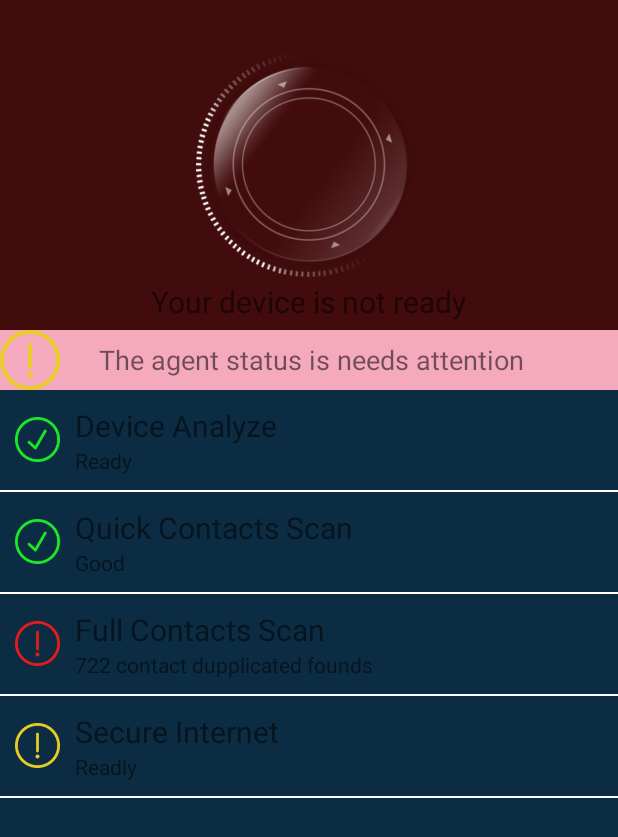
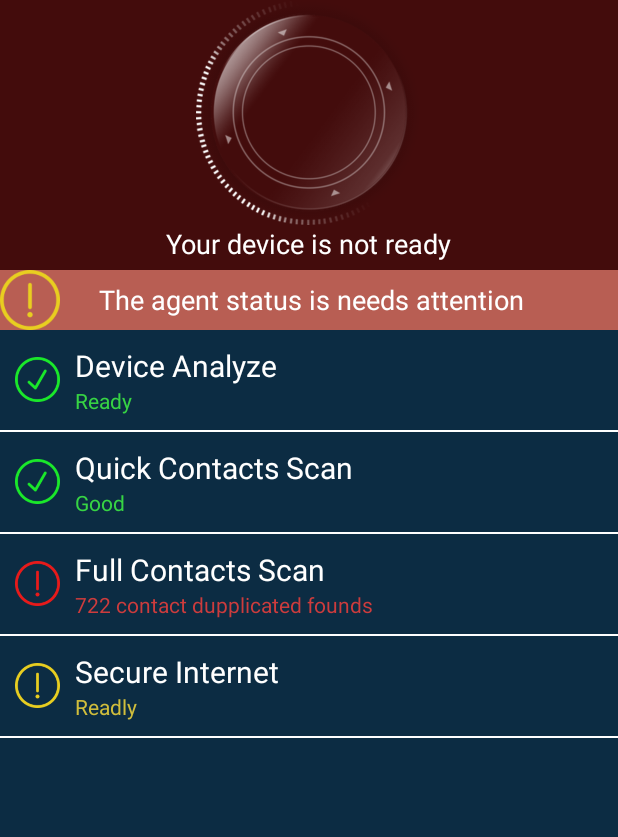
Before and after one commit to NguyenVanTienIT/AndroidMobileCleaner, an Android app: the screen it shows after launch (MainActivity), on a phone screen of 412 x 824 dp. Shown: the top 837 px of the screen. Run offline under Robolectric (Android 15) with nearby library versions, the phone set to English and light mode, and no system bars.

Commit message:
contineus in class

```diff
--- a/MobileCleaner/app/src/main/AndroidManifest.xml
+++ b/MobileCleaner/app/src/main/AndroidManifest.xml
@@ -3,7 +3,7 @@
     package="com.example.asus.mobilecleaner">
 
     <uses-permission android:name="android.permission.READ_CONTACTS" />
-    <uses-permission android:name="android.permission.WRITE_CONTACTS"/>
+    <uses-permission android:name="android.permission.WRITE_CONTACTS" />
 
     <application
         android:allowBackup="true"
@@ -24,7 +24,8 @@
         </activity>
         <activity android:name=".ActivityDeviceAnalyze" />
         <activity android:name=".ActivityContactsScan" />
-        <activity android:name=".ActivityDetailContacts"></activity>
+        <activity android:name=".ActivityDetailContacts" />
+        <activity android:name=".ActivityVPN"></activity>
     </application>
 
 </manifest>
--- a/MobileCleaner/app/src/main/java/com/example/asus/mobilecleaner/FragmentListContacts.kt
+++ b/MobileCleaner/app/src/main/java/com/example/asus/mobilecleaner/FragmentListContacts.kt
@@ -74,11 +74,11 @@ class FragmentListContacts : Fragment() {
             var count = 0;
             for(contacts2 : Contacts in listContact!!){
                 if(contacts1.numberPhone == contacts2.numberPhone && count == 0 && contacts1.numberPhone != "-1"){
-                    count++
+                    ++ count
                 }
-                else if (contacts1.numberPhone == contacts2.numberPhone && count == 1 && contacts1.numberPhone != "-1"){
+                else if (contacts1.numberPhone == contacts2.numberPhone && count != 0 && contacts1.numberPhone != "-1"){
                     contacts2.numberPhone = "-1"
-                    count++
+                    ++ count
                     contacts1.numberCount = count
                 }
             }
--- a/MobileCleaner/app/src/main/res/layout/fragment_home.xml
+++ b/MobileCleaner/app/src/main/res/layout/fragment_home.xml
@@ -8,12 +8,12 @@
 
     <FrameLayout
         android:layout_width="match_parent"
-        android:layout_height="220dp"
+        android:layout_height="180dp"
         android:background="#430C0C"
         >
 
         <ImageView
-            android:layout_gravity="center_horizontal|center_vertical"
+            android:layout_gravity="center_horizontal"
             android:id="@+id/img_arrow"
             android:layout_width="150sp"
             android:layout_height="150sp"
@@ -21,7 +21,7 @@
             />
 
         <ImageView
-            android:layout_gravity="center_horizontal|center_vertical"
+            android:layout_gravity="center_horizontal"
             android:id="@+id/img_bg3"
             android:layout_width="150sp"
             android:layout_height="150sp"
@@ -29,7 +29,7 @@
             />
 
         <ImageView
-            android:layout_gravity="center_horizontal|center_vertical"
+            android:layout_gravity="center_horizontal"
             android:id="@+id/img_loading3"
             android:layout_width="150sp"
             android:layout_height="150sp"
@@ -37,13 +37,15 @@
             />
 
         <TextView
+
             android:layout_marginBottom="5sp"
             android:layout_gravity="center_horizontal|bottom"
             android:layout_width="wrap_content"
             android:layout_height="wrap_content"
             android:id="@+id/massage"
+            android:textColor="#FFF"
             android:text="Your device is not ready"
-            android:textSize="20sp"/>
+            android:textSize="18sp"/>
 
     </FrameLayout>
 
@@ -51,7 +53,7 @@
         android:layout_width="match_parent"
         android:layout_height="wrap_content"
         android:orientation="horizontal"
-        android:background="#F5A9BC"
+        android:background="#B85E53"
         >
         <ImageView
             android:id="@+id/icon_notice"
@@ -64,6 +66,7 @@
             android:layout_width="wrap_content"
             android:layout_height="wrap_content"
             android:textSize="18dp"
+            android:textColor="#FFF"
             android:text="The agent status is needs attention"
             android:layout_gravity="center_vertical"
             android:layout_marginLeft="26sp"/>
@@ -100,6 +103,7 @@
                 android:layout_marginBottom="10dp"
                 >
                 <TextView
+                    android:textColor="#FFF"
                     android:layout_width="wrap_content"
                     android:layout_height="wrap_content"
                     android:text="Device Analyze"
@@ -107,6 +111,7 @@
                     />
 
                 <TextView
+                    android:textColor="#37D444"
                     android:id="@+id/status_analyze"
                     android:layout_width="wrap_content"
                     android:layout_height="wrap_content"
@@ -145,6 +150,7 @@
                 android:layout_marginBottom="10dp"
                 >
                 <TextView
+                    android:textColor="#FFF"
                     android:layout_width="wrap_content"
                     android:layout_height="wrap_content"
                     android:text="Quick Contacts Scan"
@@ -152,6 +158,7 @@
                     />
 
                 <TextView
+                    android:textColor="#37D444"
                     android:id="@+id/status_quick"
                     android:layout_width="wrap_content"
                     android:layout_height="wrap_content"
@@ -191,6 +198,7 @@
                 android:layout_marginBottom="10dp"
                 >
                 <TextView
+                    android:textColor="#FFF"
                     android:layout_width="wrap_content"
                     android:layout_height="wrap_content"
                     android:text="Full Contacts Scan"
@@ -198,6 +206,7 @@
                     />
 
                 <TextView
+                    android:textColor="#CD3C3D"
                     android:id="@+id/status_fullScan"
                     android:layout_width="wrap_content"
                     android:layout_height="wrap_content"
@@ -237,6 +246,7 @@
                 android:layout_marginBottom="10dp"
                 >
                 <TextView
+                    android:textColor="#FFF"
                     android:layout_width="wrap_content"
                     android:layout_height="wrap_content"
                     android:text="Secure Internet"
@@ -244,6 +254,7 @@
                     />
 
                 <TextView
+                    android:textColor="#D1BE3C"
                     android:id="@+id/status_secure"
                     android:layout_width="wrap_content"
                     android:layout_height="wrap_content"
@@ -253,6 +264,7 @@
         </LinearLayout>
 
         <View
+
             android:background="#FFF"
             android:layout_width="match_parent"
             android:layout_height="1dp"/>
--- a/MobileCleaner/build.gradle
+++ b/MobileCleaner/build.gradle
@@ -20,6 +20,7 @@ allprojects {
         google()
         jcenter()
         maven { url 'https://jitpack.io' }
+        maven {url "https://maven.google.com"}
     }
 }
 
```
Also changed, not shown: MobileCleaner/app/src/main/java/com/example/asus/mobilecleaner/ActivityDetailContacts.kt (+12 -2 lines), MobileCleaner/app/src/main/java/com/example/asus/mobilecleaner/ActivityVPN.kt (added, +27 -0 lines), MobileCleaner/app/src/main/res/layout/activity_vpn.xml (added, +35 -0 lines).
